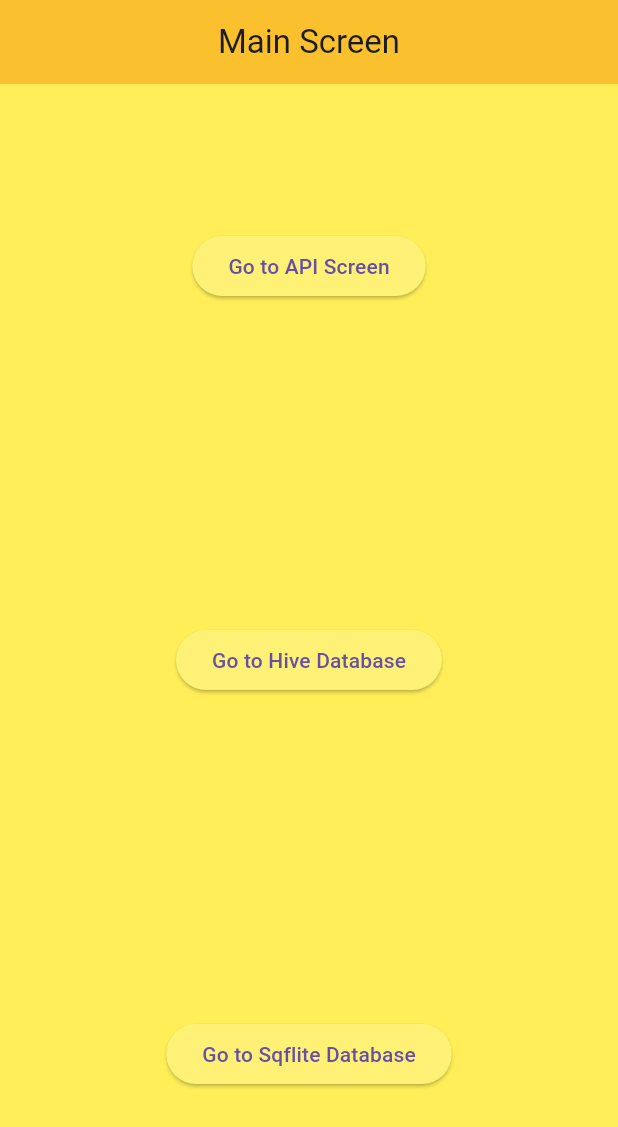
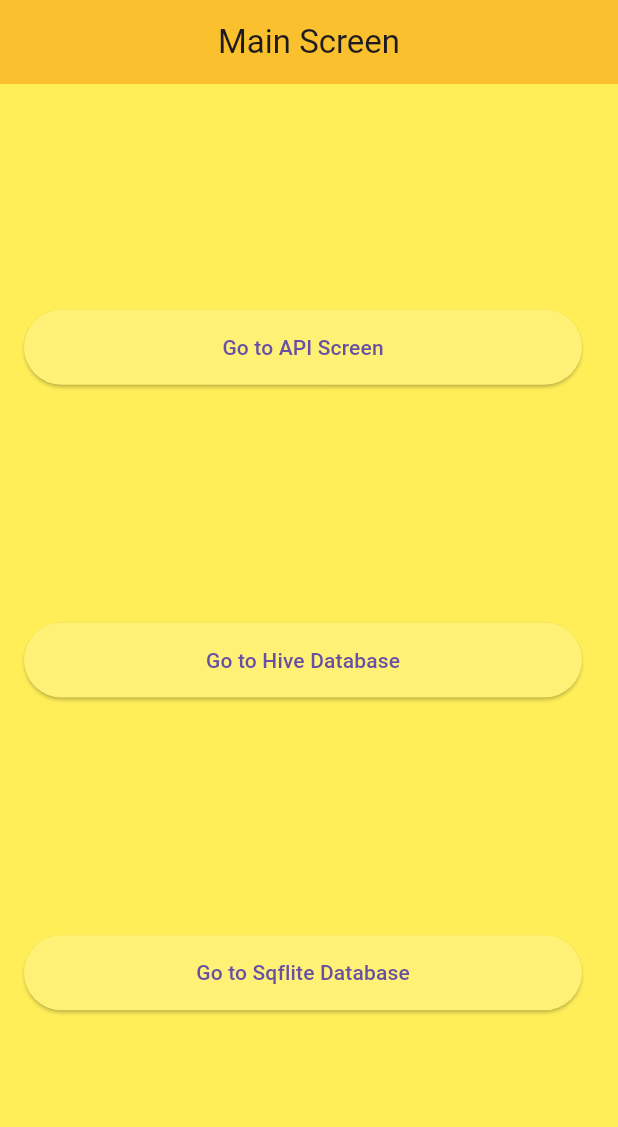
Before and after one commit to Noman7717/my_Project_Assignment, a Flutter app: the screen it shows after launch, on a phone screen of 412 x 824 dp. Shown: the top 1127 px of the screen. Run offline on Flutter 3.47's test engine with Material 3 defaults, Android fonts, the phone set to English and light mode, and no system bars; our stand-ins replace flutter_slidable, hive, hive_flutter, sqflite; accounts and stored records are empty.

```diff
--- a/lib/MainScreen.dart
+++ b/lib/MainScreen.dart
@@ -1,10 +1,28 @@
 import 'package:api_call/sqflite_db/main.dart';
 import 'package:flutter/material.dart';
-import 'package:sqflite/sqflite.dart';
 import 'api_call/ApiScreen.dart';
 import 'hive_db/main.dart';
+class MainScreen extends StatelessWidget {
+  ListTile buildListTile(BuildContext context, String buttonText, Widget destination) {
+    return ListTile(
+      title: Container(
+        height: 50, // Set a fixed height for all ListTiles
+        child: ElevatedButton(
+          onPressed: () {
+            Navigator.push(
+              context,
+              MaterialPageRoute(builder: (context) => destination),
+            );
+          },
+          child: Text(buttonText),
+          style: ElevatedButton.styleFrom(
+            primary: Colors.yellow[300],
+          ),
+        ),
+      ),
+    );
+  }
 
-class MainScreen extends StatelessWidget {
   @override
   Widget build(BuildContext context) {
     return Scaffold(
@@ -19,44 +37,9 @@ class MainScreen extends StatelessWidget {
         child: Column(
           mainAxisAlignment: MainAxisAlignment.spaceEvenly,
           children: [
-            ElevatedButton(
-              onPressed: () {
-                Navigator.push(
-                  context,
-                  MaterialPageRoute(builder: (context) => ApiScreen()),
-                );
-              },
-              child: Text('Go to API Screen'),
-              style: ElevatedButton.styleFrom(
-                primary: Colors.yellow[300], // Set your desired color
-              ),
-            ),
-            SizedBox(height: 20),
-            ElevatedButton(
-              onPressed: () {
-                Navigator.push(
-                  context,
-                  MaterialPageRoute(builder: (context) => Hivedb()),
-                );
-              },
-              child: Text('Go to Hive Database'),
-              style: ElevatedButton.styleFrom(
-                primary: Colors.yellow[300], // Set your desired color
-              ),
-            ),
-            SizedBox(height: 20),
-            ElevatedButton(
-              onPressed: () {
-                Navigator.push(
-                  context,
-                  MaterialPageRoute(builder: (context) => sqfdatabase()),
-                );
-              },
-              child: Text('Go to Sqflite Database'),
-              style: ElevatedButton.styleFrom(
-                primary: Colors.yellow[300], // Set your desired color
-              ),
-            ),
+            buildListTile(context, 'Go to API Screen', ApiScreen()),
+            buildListTile(context, 'Go to Hive Database', Hivedb()),
+            buildListTile(context, 'Go to Sqflite Database', sqfdatabase()),
           ],
         ),
       ),
--- a/lib/api_call/api_demo.dart
+++ b/lib/api_call/api_demo.dart
@@ -15,16 +15,12 @@ class _ApiDemoPageState extends State<ApiDemoPage> {
   @override
   void initState() {
     super.initState();
-    // Show the loading page for 3 seconds before fetching data
-    Future.delayed(Duration(seconds: 3), () {
-      fetchData();
-    });
   }
 
   Future<void> fetchData() async {
     try {
       final response = await http.get(Uri.parse(
-          'http://api.aladhan.com/v1/calendar/2017/4?latitude=51.508515&longitude=-0.1254872&method=2'));
+          'http://api.aladhan.com/v1/calendar/2024/4?latitude=51.508515&longitude=-0.1254872&method=2'));
       if (response.statusCode == 200) {
         setState(() {
           responseData = json.decode(response.body);
```
Also changed, not shown: lib/api_call/ApiScreen.dart (+19 -5 lines), 1 other file.
